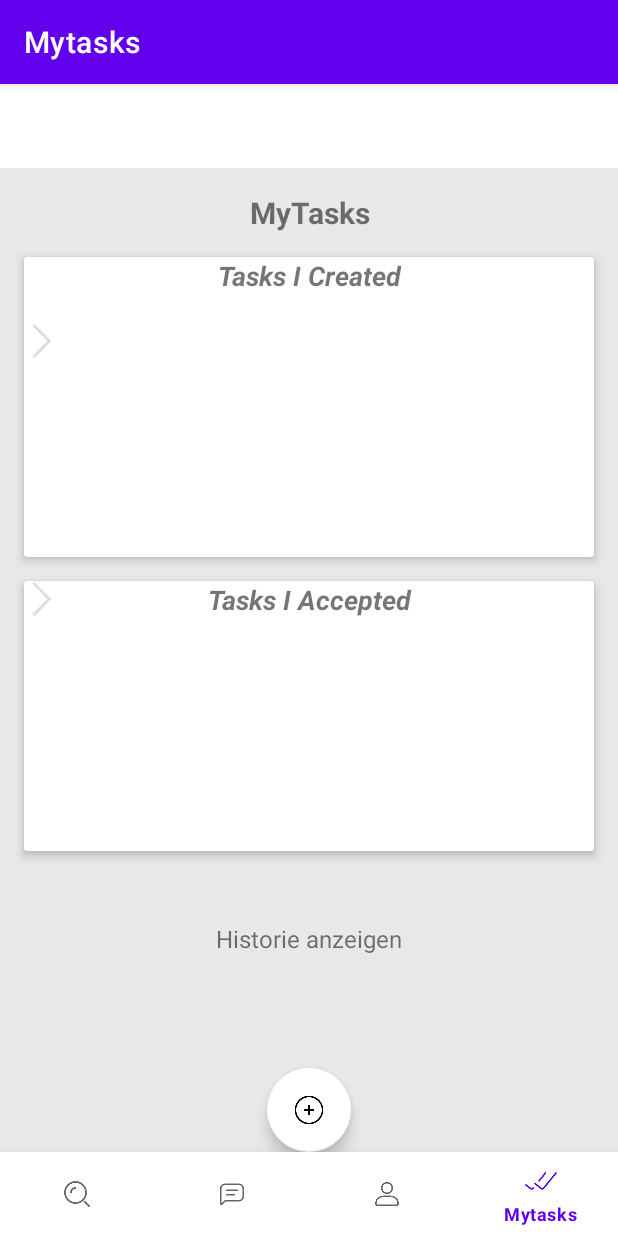
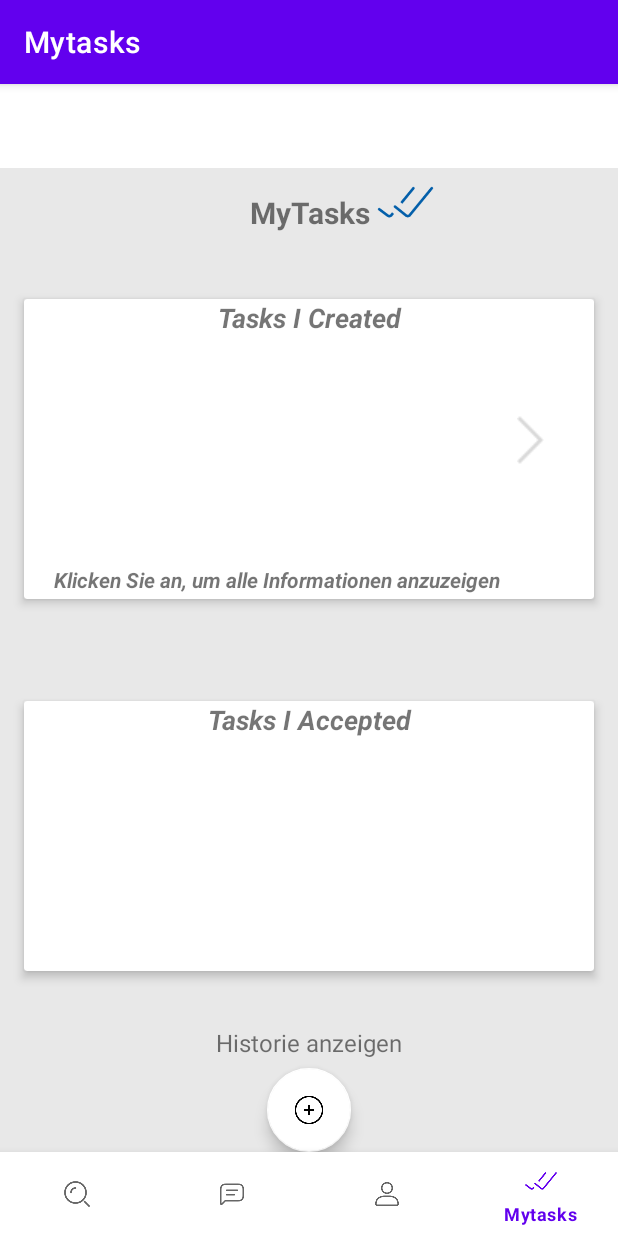
Before and after one commit to pagr1011/EasyTaskApp, an Android app: the MytasksFragment screen opened through its navigation route, on a phone screen of 412 x 824 dp. Run offline under Robolectric (Android 15) with nearby library versions, the phone set to English and light mode, and no system bars; our stand-ins replace navigation-ui.

Commit message:
MyTasks design angepasst

```diff
--- a/app/src/main/res/layout/fragment_mytasks.xml
+++ b/app/src/main/res/layout/fragment_mytasks.xml
@@ -21,6 +21,7 @@
         android:textSize="20sp"
         android:textStyle="bold"
         app:layout_constraintEnd_toEndOf="parent"
+        app:layout_constraintHorizontal_bias="0.5"
         app:layout_constraintStart_toStartOf="parent"
         app:layout_constraintTop_toTopOf="parent" />
 
@@ -28,30 +29,17 @@
 
     <!-- Box für angenommene Tasks -->
 
-    <ImageView
-        android:id="@+id/imageView"
-        android:layout_width="37dp"
-        android:layout_height="0dp"
-        android:layout_marginTop="8dp"
-        android:layout_marginEnd="126dp"
-        android:layout_marginRight="126dp"
-        android:layout_marginBottom="535dp"
-        android:src="@drawable/ic_mytasks_blue"
-        app:layout_constraintBottom_toTopOf="@+id/textView"
-        app:layout_constraintEnd_toEndOf="parent"
-        app:layout_constraintTop_toTopOf="parent"
-        tools:ignore="MissingConstraints" />
-
     <androidx.cardview.widget.CardView
         android:id="@+id/created_tasks_layout"
         android:layout_width="0dp"
         android:layout_height="200dp"
         android:layout_marginStart="16dp"
-        android:layout_marginTop="16dp"
+        android:layout_marginTop="44dp"
         android:layout_marginEnd="16dp"
         app:cardBackgroundColor="#FFFFFF"
         app:cardElevation="4dp"
         app:layout_constraintEnd_toEndOf="parent"
+        app:layout_constraintHorizontal_bias="0.0"
         app:layout_constraintStart_toStartOf="parent"
         app:layout_constraintTop_toBottomOf="@+id/text_mytasks">
 
@@ -61,7 +49,7 @@
             android:layout_width="match_parent"
             android:layout_height="wrap_content"
             android:gravity="center_horizontal"
-            android:text="Tasks I Created"
+            android:text="@string/tasks_i_created"
             android:textAlignment="center"
             android:textSize="18sp"
             android:textStyle="bold|italic"
@@ -75,23 +63,32 @@
             android:id="@+id/recycler_created_tasks"
             android:layout_width="match_parent"
             android:layout_height="143dp"
-            app:layout_constraintBottom_toBottomOf="parent"
+            app:layout_constraintBottom_toBottomOf="@id/created_tasks_layout"
             app:layout_constraintEnd_toEndOf="parent"
             app:layout_constraintStart_toStartOf="parent"
-            app:layout_constraintTop_toBottomOf="@id/text_created_tasks" />
+            app:layout_constraintTop_toBottomOf="@id/text_created_tasks"
+            android:layout_marginTop="57dp"/>
+
+
+        <TextView
+            android:id="@+id/textView10"
+            android:layout_width="wrap_content"
+            android:layout_height="wrap_content"
+            android:layout_marginStart="20dp"
+            android:layout_marginLeft="20dp"
+            android:layout_marginTop="177dp"
+            android:text="@string/klicken_sie_an_um_die_informationen_anzuzeigen"
+            android:textStyle="bold|italic" />
 
         <ImageView
-            android:id="@+id/arrow_created_tasks"
-            android:layout_width="24dp"
-            android:layout_height="24dp"
-            android:layout_marginTop="44dp"
-            android:layout_marginEnd="4dp"
-            android:layout_marginRight="4dp"
-            android:elevation="4dp"
-            app:layout_constraintEnd_toEndOf="@id/created_tasks_layout"
-            app:layout_constraintTop_toBottomOf="@+id/text_created_tasks"
-            app:srcCompat="@drawable/ic_arrow_right" />
-
+            android:id="@+id/imageView2"
+            android:layout_width="35dp"
+            android:layout_marginStart="320dp"
+            android:layout_marginTop="77dp"
+            android:layout_height="wrap_content"
+            android:src="@drawable/ic_arrow_right"
+            android:layout_marginLeft="350dp"
+            android:contentDescription="@string/todo" />
     </androidx.cardview.widget.CardView>
 
     <androidx.cardview.widget.CardView
@@ -99,11 +96,12 @@
         android:layout_width="0dp"
         android:layout_height="180dp"
         android:layout_marginStart="16dp"
-        android:layout_marginTop="16dp"
+        android:layout_marginTop="68dp"
         android:layout_marginEnd="16dp"
         app:cardBackgroundColor="#FFFFFF"
         app:cardElevation="4dp"
         app:layout_constraintEnd_toEndOf="parent"
+        app:layout_constraintHorizontal_bias="0.0"
         app:layout_constraintStart_toStartOf="parent"
         app:layout_constraintTop_toBottomOf="@+id/created_tasks_layout">
 
@@ -113,7 +111,7 @@
             android:layout_width="match_parent"
             android:layout_height="wrap_content"
             android:gravity="center_horizontal"
-            android:text="Tasks I Accepted"
+            android:text="@string/tasks_i_accepted"
             android:textAlignment="center"
             android:textSize="18sp"
             android:textStyle="bold|italic"
@@ -131,15 +129,6 @@
             app:layout_constraintTop_toBottomOf="@id/text_accepted_tasks" />
 
         <!-- Pfeil zum Erweitern der Ansicht -->
-        <ImageView
-            android:id="@+id/arrow_accepted_tasks"
-            android:layout_width="24dp"
-            android:layout_height="24dp"
-            android:layout_marginEnd="4dp"
-            android:layout_marginRight="4dp"
-            app:layout_constraintEnd_toEndOf="@id/accepted_tasks_layout"
-            app:layout_constraintTop_toBottomOf="@+id/text_accepted_tasks"
-            app:srcCompat="@drawable/ic_arrow_right" />
 
     </androidx.cardview.widget.CardView>
 
@@ -147,13 +136,24 @@
         android:id="@+id/textView"
         android:layout_width="wrap_content"
         android:layout_height="wrap_content"
-        android:layout_marginBottom="131dp"
-        android:text="Historie anzeigen"
+        android:text="@string/historie_anzeigen"
         android:textSize="16sp"
         app:layout_constraintBottom_toBottomOf="parent"
         app:layout_constraintEnd_toEndOf="parent"
-        app:layout_constraintHorizontal_bias="0.5"
         app:layout_constraintStart_toStartOf="parent"
-        app:layout_constraintTop_toBottomOf="@+id/imageView" />
+        app:layout_constraintTop_toBottomOf="@+id/accepted_tasks_layout"
+        app:layout_constraintVertical_bias="0.374" />
+
+    <ImageView
+        android:id="@+id/imageView"
+        android:layout_width="42dp"
+        android:layout_height="48dp"
+        android:src="@drawable/ic_mytasks_blue"
+        app:layout_constraintEnd_toEndOf="parent"
+        app:layout_constraintHorizontal_bias="0.674"
+        app:layout_constraintStart_toStartOf="parent"
+        tools:ignore="MissingConstraints"
+        tools:layout_editor_absoluteY="3dp"
+        android:contentDescription="@string/todo" />
 
 </androidx.constraintlayout.widget.ConstraintLayout>
--- a/app/src/main/res/values/strings.xml
+++ b/app/src/main/res/values/strings.xml
@@ -57,4 +57,8 @@
     <string name="farbe_auswahl">Farbe auswählen</string>
     <string name="elektronik">Elektronik</string>
     <string name="hausbau">Hausbau</string>
+    <string name="tasks_i_accepted">Tasks I Accepted</string>
+    <string name="historie_anzeigen">Historie anzeigen</string>
+    <string name="tasks_i_created">Tasks I Created</string>
+    <string name="klicken_sie_an_um_die_informationen_anzuzeigen">Klicken Sie an, um alle Informationen anzuzeigen</string>
 </resources>
```
